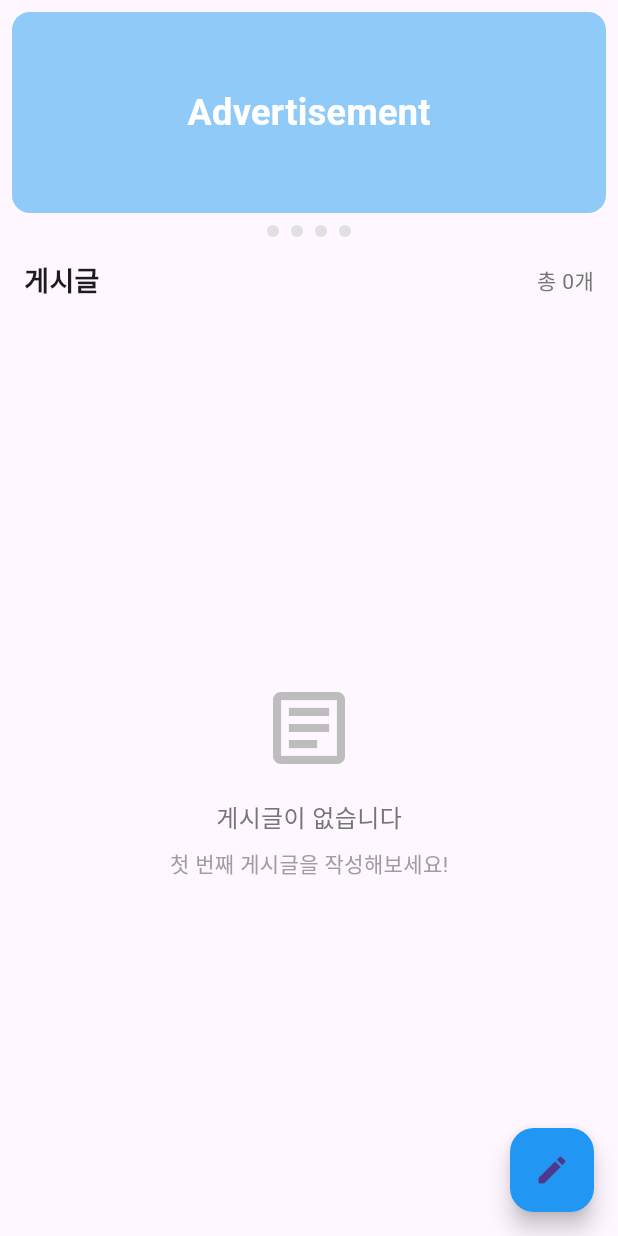
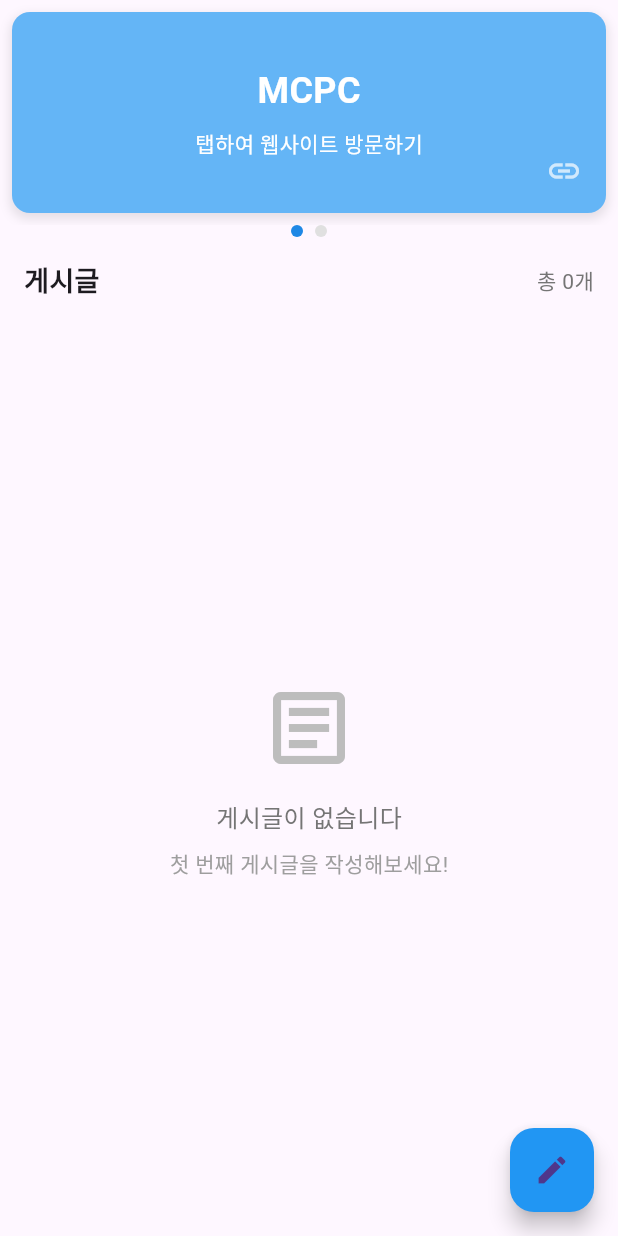
Before and after one commit to jmlee0120/flutter_project3, a Flutter app: the BoardScreen screen opened directly, on a phone screen of 412 x 824 dp. Run offline on Flutter 3.47's test engine with Material 3 defaults, Android fonts, the phone set to English and light mode, and no system bars; our stand-ins replace cloud_firestore, firebase_auth, firebase_core, google_sign_in; accounts and stored records are empty.

Commit message:
advertisement banner application fixed

```diff
--- a/lib/screens/board_screen.dart
+++ b/lib/screens/board_screen.dart
@@ -1,5 +1,6 @@
 // lib/screens/board_screen.dart
 import 'package:flutter/material.dart';
+import 'package:url_launcher/url_launcher.dart';
 import '../models/post.dart';
 import '../services/post_service.dart';
 import 'create_post_screen.dart';
@@ -14,6 +15,58 @@ class BoardScreen extends StatefulWidget {
 
 class _BoardScreenState extends State<BoardScreen> {
   final PostService _postService = PostService();
+  int _currentBannerIndex = 0;
+  final PageController _bannerController = PageController();
+
+  // 배너 데이터 - 제목과 URL을 포함합니다.
+  final List<Map<String, String>> _banners = [
+    {
+      'title': 'MCPC',
+      'url': 'https://swift-graphs-363644.framer.app/', // 여기에 실제 URL을 넣으세요
+    },
+    {
+      'title': 'Office of International Affairs',
+      'url': 'https://global.hanyang.ac.kr/?intro_non', // 여기에 실제 URL을 넣으세요
+    },
+  ];
+
+  @override
+  void initState() {
+    super.initState();
+    // 배너 자동 슬라이드 설정
+    _startAutoSlide();
+  }
+
+  @override
+  void dispose() {
+    _bannerController.dispose();
+    super.dispose();
+  }
+
+  // 배너 자동 슬라이드 기능
+  void _startAutoSlide() {
+    Future.delayed(const Duration(seconds: 5), () {
+      if (mounted) {
+        final nextPage = (_currentBannerIndex + 1) % _banners.length;
+        _bannerController.animateToPage(
+          nextPage,
+          duration: const Duration(milliseconds: 500),
+          curve: Curves.easeInOut,
+        );
+        _startAutoSlide();
+      }
+    });
+  }
+
+  // URL 열기 기능
+  Future<void> _launchURL(String url) async {
+    final Uri uri = Uri.parse(url);
+    if (await canLaunchUrl(uri)) {
+      await launchUrl(uri, mode: LaunchMode.inAppWebView);
+    } else {
+      throw 'Could not launch $url';
+    }
+  }
 
   @override
   Widget build(BuildContext context) {
@@ -24,22 +77,70 @@ class _BoardScreenState extends State<BoardScreen> {
           Container(
             height: 150,
             child: PageView.builder(
-              itemCount: 4,
+              controller: _bannerController,
+              itemCount: _banners.length,
+              onPageChanged: (index) {
+                setState(() {
+                  _currentBannerIndex = index;
+                });
+              },
               itemBuilder: (context, index) {
-                return Container(
+                final banner = _banners[index];
+                return GestureDetector(
+                  onTap: () {
+                    _launchURL(banner['url']!);
+                  },
+                  child: Container(
                     margin: const EdgeInsets.all(8.0),
                     decoration: BoxDecoration(
-                    color: Colors.blue.shade200,
+                      color: index == 0 ? Colors.blue.shade300 : Colors.purple.shade300,
                       borderRadius: BorderRadius.circular(12.0),
+                      boxShadow: [
+                        BoxShadow(
+                          color: Colors.black.withOpacity(0.1),
+                          blurRadius: 5.0,
+                          spreadRadius: 1.0,
+                          offset: Offset(0, 3),
                         ),
-                  child: const Center(
-                    child: Text(
-                      'Advertisement',
-                      style: TextStyle(
+                      ],
+                    ),
+                    child: Stack(
+                      alignment: Alignment.center,
+                      children: [
+                        // 배너 내용
+                        Column(
+                          mainAxisAlignment: MainAxisAlignment.center,
+                          children: [
+                            Text(
+                              banner['title']!,
+                              style: const TextStyle(
                                 color: Colors.white,
                                 fontSize: 24,
                                 fontWeight: FontWeight.bold,
                               ),
+                            ),
+                            const SizedBox(height: 8),
+                            const Text(
+                              '탭하여 웹사이트 방문하기',
+                              style: TextStyle(
+                                color: Colors.white,
+                                fontSize: 14,
+                              ),
+                            ),
+                          ],
+                        ),
+
+                        // 우측 하단에 링크 아이콘 표시
+                        Positioned(
+                          right: 16,
+                          bottom: 16,
+                          child: Icon(
+                            Icons.link,
+                            color: Colors.white.withOpacity(0.7),
+                            size: 24,
+                          ),
+                        ),
+                      ],
                     ),
                   ),
                 );
@@ -51,14 +152,16 @@ class _BoardScreenState extends State<BoardScreen> {
           Row(
             mainAxisAlignment: MainAxisAlignment.center,
             children: List.generate(
-              4,
+              _banners.length,
                   (index) => Container(
                 width: 8,
                 height: 8,
                 margin: const EdgeInsets.symmetric(horizontal: 4.0),
                 decoration: BoxDecoration(
                   shape: BoxShape.circle,
-                  color: Colors.grey.shade300,
+                  color: _currentBannerIndex == index
+                      ? Colors.blue.shade600
+                      : Colors.grey.shade300,
                 ),
               ),
             ),
--- a/pubspec.yaml
+++ b/pubspec.yaml
@@ -36,6 +36,7 @@ dependencies:
   cloud_firestore: ^4.3.1
   provider: ^6.0.5  # 상태 관리용
   intl: ^0.20.2
+  url_launcher: ^6.3.1
 
   # The following adds the Cupertino Icons font to your application.
   # Use with the CupertinoIcons class for iOS style icons.
```
Also changed, not shown: pubspec.lock, 6 other files. Lines whose indentation alone changed are shown as unchanged.
